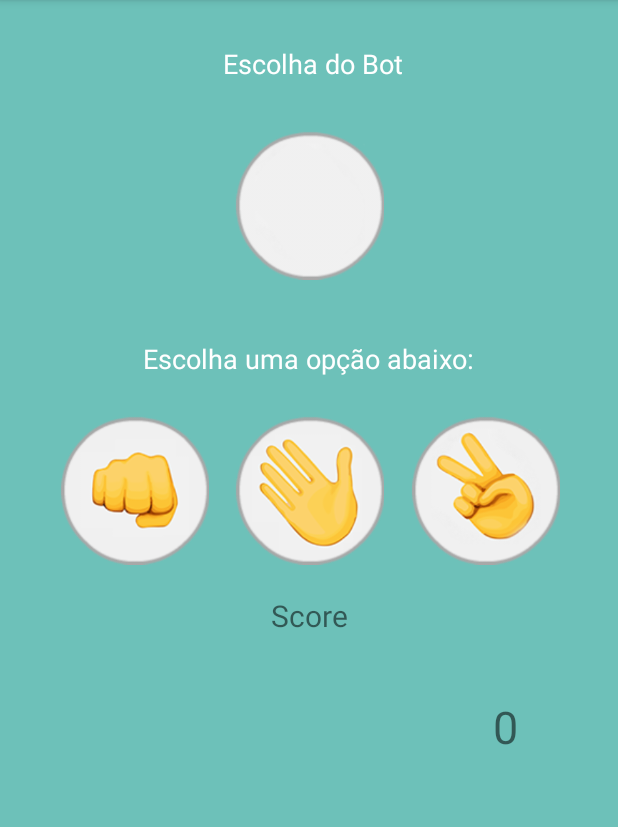
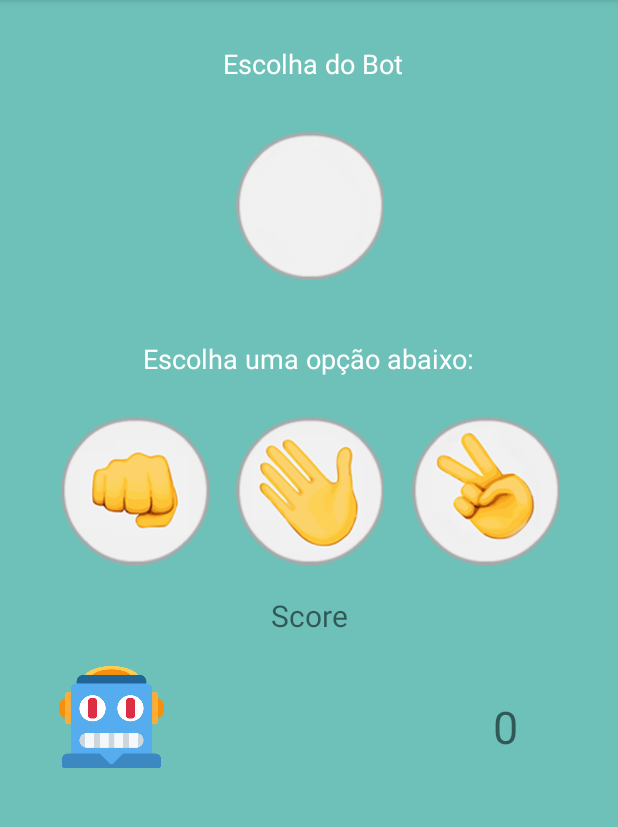
Before and after one commit to brunamussi/PedraPapelTesoura, an Android app: the MainActivity screen opened directly, with no data from a screen before it, on a phone screen of 412 x 824 dp, the part 84-911 px from its top. Run offline under Robolectric (Android 15) with nearby library versions, the phone set to English and light mode, and no system bars.

Commit message:
start project

```diff
--- a/app/src/main/res/layout/activity_main.xml
+++ b/app/src/main/res/layout/activity_main.xml
@@ -109,4 +109,15 @@
         app:layout_constraintStart_toStartOf="parent"
         app:layout_constraintTop_toBottomOf="@+id/textView2" />
 
+    <ImageView
+        android:id="@+id/imageView7"
+        android:layout_width="70dp"
+        android:layout_height="70dp"
+        android:layout_marginTop="20dp"
+        app:layout_constraintEnd_toStartOf="@+id/textView4"
+        app:layout_constraintHorizontal_bias="0.151"
+        app:layout_constraintStart_toStartOf="parent"
+        app:layout_constraintTop_toBottomOf="@+id/textView2"
+        app:srcCompat="@drawable/bot" />
+
 </androidx.constraintlayout.widget.ConstraintLayout>
```
Also changed, not shown: app/src/main/res/drawable-v24/player.jpg (deleted), app/src/main/res/drawable-v24/player.png (added).
